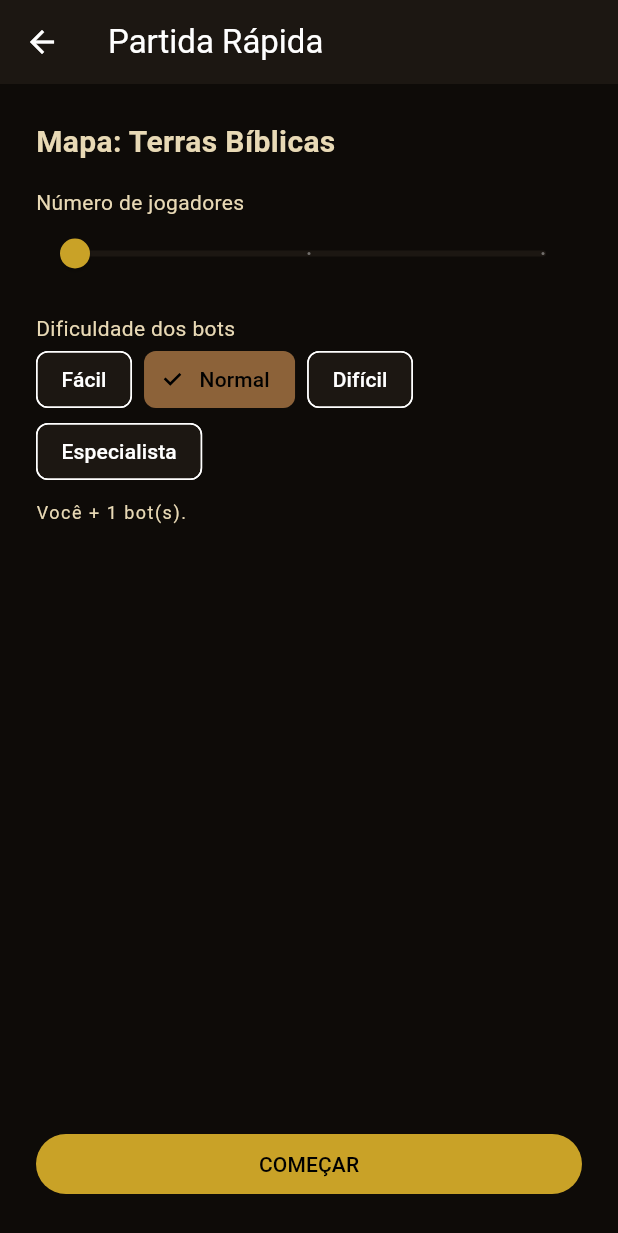
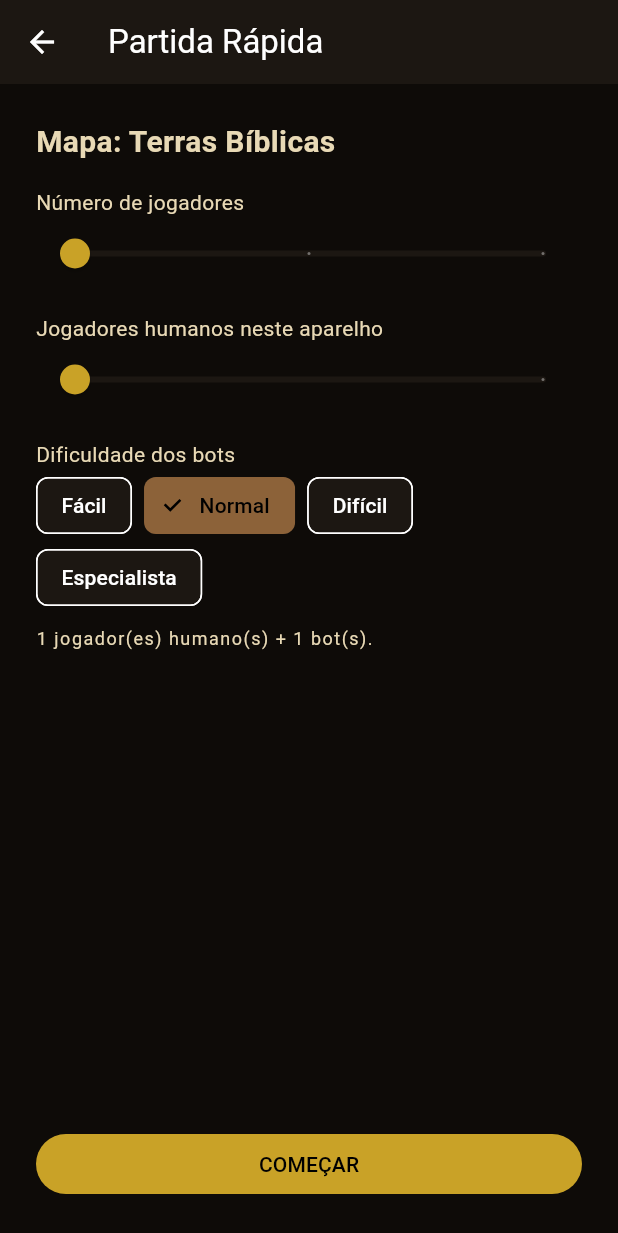
Before and after one commit to tuliobferr92-dotcom/ArenaRun, a Flutter app: the SetupScreen screen opened directly, on a phone screen of 412 x 824 dp. Shown: the top 1233 px of the screen. Run offline on Flutter 3.47's test engine with Material 3 defaults, Android fonts, the phone set to English and light mode, and no system bars; our stand-ins replace flutter_riverpod.

Commit message:
Pass-and-play: múltiplos humanos no mesmo aparelho (seção 56)
SetupScreen separa número de jogadores de jogadores humanos locais — o
resto são bots. needsPassAndPlay (lógica pura) decide quando esconder o
tabuleiro: mais de um humano local, jogador da vez humano, ainda não
confirmado para este turno — nunca ativa no turno de um bot.
PassDeviceScreen substitui a tela inteira até "ESTOU PRONTO" ser tocado,
então nada do estado privado do próximo jogador vaza. "Sua Jornada" agora
lista desafios por jogador humano quando há mais de um.

6 testes novos. Suite completa: 188/188, analyzer limpo, build web
compilando.

Co-Authored-By: Claude Sonnet 5 <noreply@anthropic.com>
Claude-Session: https://claude.ai/code/session_01UXRTwm5an9JVSTU1DcD33Q

```diff
--- a/lib/ui/screens/setup_screen.dart
+++ b/lib/ui/screens/setup_screen.dart
@@ -21,8 +21,9 @@ String _difficultyLabel(BotDifficulty difficulty) {
   }
 }
 
-/// Minimal setup flow for Phase 1/3: pick player count and bot difficulty,
-/// rest are bots.
+/// Setup flow for Fases 1–3: total player count, how many of them are
+/// humans sharing this device (pass-and-play, section 56) vs bots, and
+/// bot difficulty.
 class SetupScreen extends ConsumerStatefulWidget {
   const SetupScreen({super.key});
 
@@ -32,8 +33,16 @@ class SetupScreen extends ConsumerStatefulWidget {
 
 class _SetupScreenState extends ConsumerState<SetupScreen> {
   int _playerCount = 2;
+  int _localHumans = 1;
   BotDifficulty _botDifficulty = BotDifficulty.normal;
   bool _starting = false;
+
+  void _setPlayerCount(int count) {
+    setState(() {
+      _playerCount = count;
+      if (_localHumans > _playerCount) _localHumans = _playerCount;
+    });
+  }
 
   Future<void> _startMatch() async {
     setState(() => _starting = true);
@@ -44,8 +53,10 @@ class _SetupScreenState extends ConsumerState<SetupScreen> {
       PlayerColor.yellow,
     ];
     final configs = [
-      PlayerConfig(id: 'p0', displayName: 'Você', color: colors[0]),
-      for (var i = 1; i < _playerCount; i++)
+      for (var i = 0; i < _playerCount; i++)
+        if (i < _localHumans)
+          PlayerConfig(id: 'p$i', displayName: 'Jogador ${i + 1}', color: colors[i])
+        else
           PlayerConfig(
             id: 'p$i',
             displayName: 'Bot $i',
@@ -67,6 +78,7 @@ class _SetupScreenState extends ConsumerState<SetupScreen> {
 
   @override
   Widget build(BuildContext context) {
+    final botCount = _playerCount - _localHumans;
     return Scaffold(
       appBar: AppBar(title: const Text('Partida Rápida')),
       body: Padding(
@@ -83,8 +95,24 @@ class _SetupScreenState extends ConsumerState<SetupScreen> {
               max: 4,
               divisions: 2,
               label: '$_playerCount',
-              onChanged: (v) => setState(() => _playerCount = v.round()),
+              onChanged: (v) => _setPlayerCount(v.round()),
             ),
+            const SizedBox(height: ReinosSpacing.md),
+            Text('Jogadores humanos neste aparelho', style: ReinosTypography.body),
+            Slider(
+              value: _localHumans.toDouble(),
+              min: 1,
+              max: _playerCount.toDouble(),
+              divisions: _playerCount > 1 ? _playerCount - 1 : null,
+              label: '$_localHumans',
+              onChanged: (v) => setState(() => _localHumans = v.round()),
+            ),
+            if (_localHumans > 1)
+              Text(
+                'Modo pass-and-play: o dispositivo será passado entre os jogadores a cada turno.',
+                style: ReinosTypography.label,
+              ),
+            if (botCount > 0) ...[
               const SizedBox(height: ReinosSpacing.md),
               Text('Dificuldade dos bots', style: ReinosTypography.body),
               Wrap(
@@ -97,9 +125,10 @@ class _SetupScreenState extends ConsumerState<SetupScreen> {
                   );
                 }).toList(),
               ),
+            ],
             const SizedBox(height: ReinosSpacing.sm),
             Text(
-              'Você + ${_playerCount - 1} bot(s).',
+              '$_localHumans jogador(es) humano(s) + $botCount bot(s).',
               style: ReinosTypography.label,
             ),
             const Spacer(),
```
Also changed, not shown: lib/ui/screens/game_screen.dart (+30 -9 lines), lib/ui/widgets/pass_and_play.dart (added, +13 -0 lines), lib/ui/widgets/pass_device_screen.dart (added, +49 -0 lines), 4 other files. Lines whose indentation alone changed are shown as unchanged.
